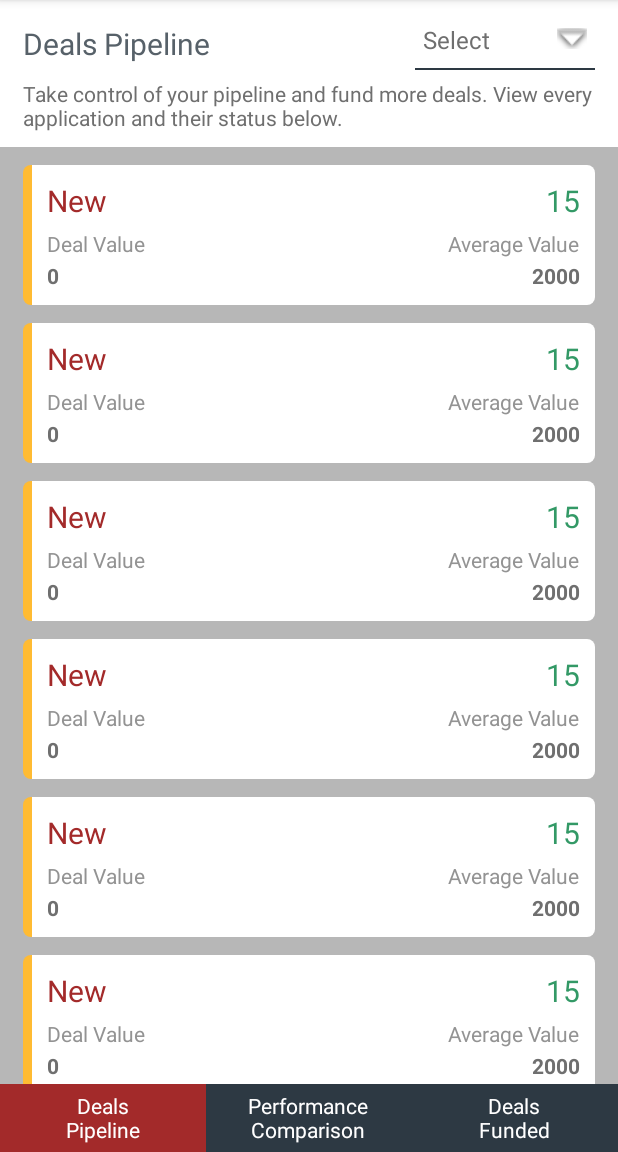
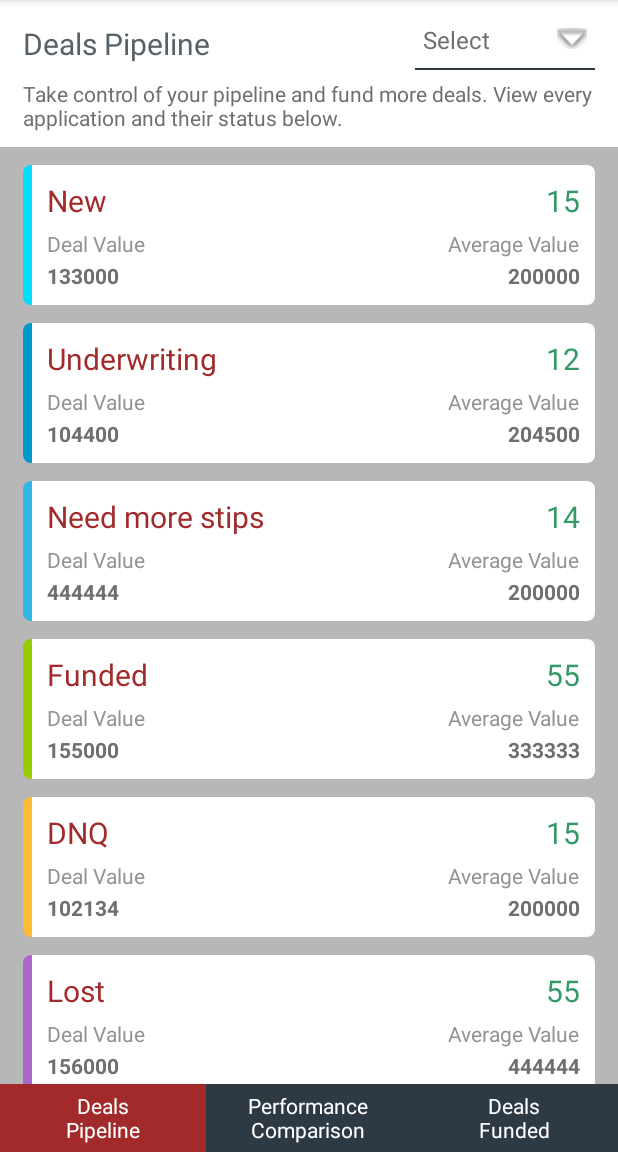
Before and after one commit to ManjuAccion/MCAProtect_Android, an Android app: the screen it shows after launch (DashboardActivity), on a phone screen of 412 x 824 dp, the part 84-1236 px from its top. Run offline under Robolectric (Android 15) with nearby library versions, the phone set to English and light mode, and no system bars.

Commit message:
implemented pipeline ui item and made left strip color dynamic

```diff
--- a/app/src/main/AndroidManifest.xml
+++ b/app/src/main/AndroidManifest.xml
@@ -36,7 +36,7 @@
             android:screenOrientation="portrait" />
 
         <activity
-            android:name=".activities.AboutusTcPrivacyActivity"
+            android:name=".activities.AboutusTcPrivacyWebviewActivity"
             android:screenOrientation="portrait" />
     </application>
 
--- a/app/src/main/java/org/mcaprotect/broker/adapters/DealPipelineAdapter.java
+++ b/app/src/main/java/org/mcaprotect/broker/adapters/DealPipelineAdapter.java
@@ -11,6 +11,7 @@ import android.widget.TextView;
 
 import org.mcaprotect.broker.R;
 import org.mcaprotect.broker.network.response.model.ApplicationState;
+import org.mcaprotect.broker.utils.Utils;
 
 import java.util.ArrayList;
 
@@ -49,6 +50,31 @@ public class DealPipelineAdapter extends RecyclerView.Adapter<DealPipelineAdapte
         holder.averageValueTextView.setText(""+mPipelineApplicationList.get(position).average);
 
 
+        switch (position % 7 ){
+            case 0:
+                holder.leftStripView.setBackground(mContext.getResources().getDrawable(R.drawable.left_strip_blue_bright));
+                break;
+            case 1:
+                holder.leftStripView.setBackground(mContext.getResources().getDrawable(R.drawable.left_strip_blue_dark));
+                break;
+            case 2:
+                holder.leftStripView.setBackground(mContext.getResources().getDrawable(R.drawable.left_strip_blue_light));
+                break;
+            case 3:
+                holder.leftStripView.setBackground(mContext.getResources().getDrawable(R.drawable.left_strip_green_light));
+                break;
+            case 4:
+                holder.leftStripView.setBackground(mContext.getResources().getDrawable(R.drawable.left_strip_orange_light));
+                break;
+            case 5:
+                holder.leftStripView.setBackground(mContext.getResources().getDrawable(R.drawable.left_strip_purple));
+                break;
+            case 6:
+                holder.leftStripView.setBackground(mContext.getResources().getDrawable(R.drawable.left_strip_red_light));
+                break;
+        }
+
+
     }
 
     @Override
--- a/app/src/main/java/org/mcaprotect/broker/fragments/DealPipelineFragment.java
+++ b/app/src/main/java/org/mcaprotect/broker/fragments/DealPipelineFragment.java
@@ -67,20 +67,15 @@ public class DealPipelineFragment extends Fragment {
         mDealPipelineRecyclerView = (RecyclerView)view.findViewById(R.id.deal_pipeline_recyclerview);
         mSpinnerRelativeLayout = (RelativeLayout)view.findViewById(R.id.spinnerRelativeLayout);
 
-
-
-
-
-        for (int i = 0;i<10;i++){
-            ApplicationState objApplicationState = new ApplicationState();
-            objApplicationState.application_count = 15;
-            objApplicationState.application_state_id= i+1;
-            objApplicationState.application_state_name  = "New";
-            objApplicationState.average = 2000;
-            objApplicationState.deals_funded = 8;
-
-            mPipelineApplicationList.add(objApplicationState);
-        }
+        mPipelineApplicationList.add(new ApplicationState(1,15,133000,200000,300000,"New"));
+        mPipelineApplicationList.add(new ApplicationState(1,12,104400,204500,300000,"Underwriting"));
+        mPipelineApplicationList.add(new ApplicationState(1,14,444444,200000,300000,"Need more stips"));
+        mPipelineApplicationList.add(new ApplicationState(1,55,155000,333333,300000,"Funded"));
+        mPipelineApplicationList.add(new ApplicationState(1,15,102134,200000,444444,"DNQ"));
+        mPipelineApplicationList.add(new ApplicationState(1,55,156000,444444,300000,"Lost"));
+        mPipelineApplicationList.add(new ApplicationState(1,35,106400,200000,222222,"Renewal"));
+        mPipelineApplicationList.add(new ApplicationState(1,25,100210,200000,111111,"Demo"));
+        mPipelineApplicationList.add(new ApplicationState(1,35,100340,200000,333333,"Test"));
 
         mDealPipelineAdapter = new DealPipelineAdapter(getActivity(), mPipelineApplicationList,onClickListener);
         RecyclerView.LayoutManager mLayoutManager = new LinearLayoutManager(getActivity());
--- a/app/src/main/java/org/mcaprotect/broker/network/response/model/ApplicationState.java
+++ b/app/src/main/java/org/mcaprotect/broker/network/response/model/ApplicationState.java
@@ -22,7 +22,23 @@ public class ApplicationState {
             deals_funded;
     public String application_state_name;
 
+    public ApplicationState(int application_state_id,
+                            int application_count,
+                            int sum,
+                            int average,
+                            int deals_funded,
+                            String application_state_name) {
 
+
+        this.application_state_id = application_state_id;
+        this.application_count = application_count;
+        this.sum = sum;
+        this.average = average;
+        this.deals_funded = deals_funded;
+        this.application_state_name = application_state_name;
 
 
     }
+
+
+}
--- /dev/null
+++ b/app/src/main/res/drawable/left_strip_blue_bright.xml
@@ -0,0 +1,33 @@
+<?xml version="1.0" encoding="utf-8"?>
+<shape
+    xmlns:android="http://schemas.android.com/apk/res/android"
+    android:shape="rectangle">
+
+    <!-- view background color -->
+    <solid
+        android:color="@color/strip_color_blue_bright" >
+    </solid>
+
+    <!-- view border color and width -->
+    <!--   <stroke
+           android:width="3dp"
+           android:color="#1c1b20" >
+       </stroke>-->
+
+    <!-- If you want to add some padding -->
+    <!--   <padding
+           android:left="4dp"
+           android:top="4dp"
+           android:right="4dp"
+           android:bottom="4dp"    >
+       </padding>-->
+
+    <!-- Here is the corner radius -->
+    <corners
+        android:topRightRadius="@dimen/left_strip_top_right_radius"
+        android:bottomRightRadius="@dimen/left_strip_bottom_right_radius"
+        android:topLeftRadius="@dimen/left_strip_top_left_radius"
+        android:bottomLeftRadius="@dimen/left_strip_bottom_left_radius">
+    </corners>
+
+</shape>
--- /dev/null
+++ b/app/src/main/res/drawable/left_strip_blue_dark.xml
@@ -0,0 +1,33 @@
+<?xml version="1.0" encoding="utf-8"?>
+<shape
+    xmlns:android="http://schemas.android.com/apk/res/android"
+    android:shape="rectangle">
+
+    <!-- view background color -->
+    <solid
+        android:color="@color/strip_color_blue_dark" >
+    </solid>
+
+    <!-- view border color and width -->
+    <!--   <stroke
+           android:width="3dp"
+           android:color="#1c1b20" >
+       </stroke>-->
+
+    <!-- If you want to add some padding -->
+    <!--   <padding
+           android:left="4dp"
+           android:top="4dp"
+           android:right="4dp"
+           android:bottom="4dp"    >
+       </padding>-->
+
+    <!-- Here is the corner radius -->
+    <corners
+        android:topRightRadius="@dimen/left_strip_top_right_radius"
+        android:bottomRightRadius="@dimen/left_strip_bottom_right_radius"
+        android:topLeftRadius="@dimen/left_strip_top_left_radius"
+        android:bottomLeftRadius="@dimen/left_strip_bottom_left_radius">
+    </corners>
+
+</shape>
--- /dev/null
+++ b/app/src/main/res/drawable/left_strip_blue_light.xml
@@ -0,0 +1,33 @@
+<?xml version="1.0" encoding="utf-8"?>
+<shape
+    xmlns:android="http://schemas.android.com/apk/res/android"
+    android:shape="rectangle">
+
+    <!-- view background color -->
+    <solid
+        android:color="@color/strip_color_blue_light" >
+    </solid>
+
+    <!-- view border color and width -->
+    <!--   <stroke
+           android:width="3dp"
+           android:color="#1c1b20" >
+       </stroke>-->
+
+    <!-- If you want to add some padding -->
+    <!--   <padding
+           android:left="4dp"
+           android:top="4dp"
+           android:right="4dp"
+           android:bottom="4dp"    >
+       </padding>-->
+
+    <!-- Here is the corner radius -->
+    <corners
+        android:topRightRadius="@dimen/left_strip_top_right_radius"
+        android:bottomRightRadius="@dimen/left_strip_bottom_right_radius"
+        android:topLeftRadius="@dimen/left_strip_top_left_radius"
+        android:bottomLeftRadius="@dimen/left_strip_bottom_left_radius">
+    </corners>
+
+</shape>
--- /dev/null
+++ b/app/src/main/res/drawable/left_strip_green_light.xml
@@ -0,0 +1,33 @@
+<?xml version="1.0" encoding="utf-8"?>
+<shape
+    xmlns:android="http://schemas.android.com/apk/res/android"
+    android:shape="rectangle">
+
+    <!-- view background color -->
+    <solid
+        android:color="@color/strip_color_light_green" >
+    </solid>
+
+    <!-- view border color and width -->
+    <!--   <stroke
+           android:width="3dp"
+           android:color="#1c1b20" >
+       </stroke>-->
+
+    <!-- If you want to add some padding -->
+    <!--   <padding
+           android:left="4dp"
+           android:top="4dp"
+           android:right="4dp"
+           android:bottom="4dp"    >
+       </padding>-->
+
+    <!-- Here is the corner radius -->
+    <corners
+        android:topRightRadius="@dimen/left_strip_top_right_radius"
+        android:bottomRightRadius="@dimen/left_strip_bottom_right_radius"
+        android:topLeftRadius="@dimen/left_strip_top_left_radius"
+        android:bottomLeftRadius="@dimen/left_strip_bottom_left_radius">
+    </corners>
+
+</shape>
--- /dev/null
+++ b/app/src/main/res/drawable/left_strip_orange_light.xml
@@ -0,0 +1,33 @@
+<?xml version="1.0" encoding="utf-8"?>
+<shape
+    xmlns:android="http://schemas.android.com/apk/res/android"
+    android:shape="rectangle">
+
+    <!-- view background color -->
+    <solid
+        android:color="@color/strip_color_orange" >
+    </solid>
+
+    <!-- view border color and width -->
+    <!--   <stroke
+           android:width="3dp"
+           android:color="#1c1b20" >
+       </stroke>-->
+
+    <!-- If you want to add some padding -->
+    <!--   <padding
+           android:left="4dp"
+           android:top="4dp"
+           android:right="4dp"
+           android:bottom="4dp"    >
+       </padding>-->
+
+    <!-- Here is the corner radius -->
+    <corners
+        android:topRightRadius="@dimen/left_strip_top_right_radius"
+        android:bottomRightRadius="@dimen/left_strip_bottom_right_radius"
+        android:topLeftRadius="@dimen/left_strip_top_left_radius"
+        android:bottomLeftRadius="@dimen/left_strip_bottom_left_radius">
+    </corners>
+
+</shape>
--- a/app/src/main/res/drawable/left_strip_with_orange.xml
+++ b/app/src/main/res/drawable/left_strip_purple.xml
@@ -5,7 +5,7 @@
 
     <!-- view background color -->
     <solid
-        android:color="@color/strip_color_orange" >
+        android:color="@color/strip_color_purple" >
     </solid>
 
     <!-- view border color and width -->
@@ -24,10 +24,10 @@
 
     <!-- Here is the corner radius -->
     <corners
-        android:topRightRadius="0dp"
-        android:bottomRightRadius="0dp"
-        android:topLeftRadius="5dp"
-        android:bottomLeftRadius="5dp">
+        android:topRightRadius="@dimen/left_strip_top_right_radius"
+        android:bottomRightRadius="@dimen/left_strip_bottom_right_radius"
+        android:topLeftRadius="@dimen/left_strip_top_left_radius"
+        android:bottomLeftRadius="@dimen/left_strip_bottom_left_radius">
     </corners>
 
 </shape>
--- /dev/null
+++ b/app/src/main/res/drawable/left_strip_red_light.xml
@@ -0,0 +1,33 @@
+<?xml version="1.0" encoding="utf-8"?>
+<shape
+    xmlns:android="http://schemas.android.com/apk/res/android"
+    android:shape="rectangle">
+
+    <!-- view background color -->
+    <solid
+        android:color="@color/strip_color_red_light" >
+    </solid>
+
+    <!-- view border color and width -->
+    <!--   <stroke
+           android:width="3dp"
+           android:color="#1c1b20" >
+       </stroke>-->
+
+    <!-- If you want to add some padding -->
+    <!--   <padding
+           android:left="4dp"
+           android:top="4dp"
+           android:right="4dp"
+           android:bottom="4dp"    >
+       </padding>-->
+
+    <!-- Here is the corner radius -->
+    <corners
+        android:topRightRadius="@dimen/left_strip_top_right_radius"
+        android:bottomRightRadius="@dimen/left_strip_bottom_right_radius"
+        android:topLeftRadius="@dimen/left_strip_top_left_radius"
+        android:bottomLeftRadius="@dimen/left_strip_bottom_left_radius">
+    </corners>
+
+</shape>
--- a/app/src/main/res/layout/adapter_pipeline_item.xml
+++ b/app/src/main/res/layout/adapter_pipeline_item.xml
@@ -3,10 +3,10 @@
     android:id="@+id/parentLinearLayout"
     android:layout_width="match_parent"
     android:layout_height="wrap_content"
-    android:layout_marginTop="12dp"
+    android:layout_marginTop="0dp"
     android:layout_marginLeft="15dp"
     android:layout_marginRight="15dp"
-    android:layout_marginBottom="0dp"
+    android:layout_marginBottom="12dp"
     android:orientation="horizontal">
 
 
@@ -15,7 +15,7 @@
         android:layout_width="6dp"
         android:layout_height="match_parent"
         android:layout_alignParentLeft="true"
-        android:background="@drawable/left_strip_with_orange" />
+        android:background="@drawable/left_strip_orange_light" />
 
     <LinearLayout
         android:layout_width="match_parent"
--- a/app/src/main/res/layout/app_bar_dashboard.xml
+++ b/app/src/main/res/layout/app_bar_dashboard.xml
@@ -21,10 +21,12 @@
 
     </android.support.design.widget.AppBarLayout>
 
-    <include layout="@layout/fragment_container" />
+    <include layout="@layout/fragment_container"
+        />
 
 
     <LinearLayout
+        android:id="@+id/bottom_nav_linearlayout"
         android:layout_width="match_parent"
         android:layout_height="@dimen/bottom_nav_height"
         android:layout_gravity="bottom"
--- a/app/src/main/res/layout/fragment_deal_pipeline.xml
+++ b/app/src/main/res/layout/fragment_deal_pipeline.xml
@@ -2,6 +2,7 @@
     xmlns:tools="http://schemas.android.com/tools"
     android:layout_width="match_parent"
     android:layout_height="match_parent"
+    android:layout_marginBottom="@dimen/bottom_nav_height"
     android:background="@color/white_color"
     tools:context="org.mcaprotect.broker.fragments.DealPipelineFragment">
 
@@ -10,8 +11,8 @@
         android:id="@+id/screen_title_textview"
         android:layout_width="wrap_content"
         android:layout_height="wrap_content"
+        android:layout_marginLeft="15dp"
         android:layout_marginTop="15dp"
-        android:layout_marginLeft="15dp"
         android:text="@string/title_deals_pipeline"
         android:textColor="@color/app_blue_80_percent"
         android:textSize="@dimen/heading_2_size" />
@@ -25,14 +26,14 @@
         android:layout_margin="15dp">
 
         <TextView
+            android:id="@+id/time_selector_textview"
             android:layout_width="wrap_content"
             android:layout_height="wrap_content"
             android:layout_alignParentLeft="true"
-            android:textSize="@dimen/text_1_size"
+            android:layout_marginLeft="5dp"
             android:text="@string/select"
-            android:layout_marginLeft="5dp"
-            android:id="@+id/time_selector_textview"
-            android:textColor="@color/app_gray_80_percent" />
+            android:textColor="@color/app_gray_80_percent"
+            android:textSize="@dimen/text_1_size" />
 
         <ImageView
             android:id="@+id/time_selector_imageview"
@@ -47,8 +48,8 @@
             android:layout_width="match_parent"
             android:layout_height="1dp"
             android:layout_below="@id/time_selector_textview"
-            android:background="@color/app_blue"
-            android:layout_marginTop="8dp"/>
+            android:layout_marginTop="8dp"
+            android:background="@color/app_blue" />
 
     </RelativeLayout>
 
@@ -57,19 +58,27 @@
         android:layout_width="match_parent"
         android:layout_height="wrap_content"
         android:layout_below="@+id/screen_title_textview"
+        android:layout_marginBottom="10dp"
         android:layout_marginLeft="15dp"
         android:layout_marginRight="15dp"
         android:layout_marginTop="10dp"
-        android:layout_marginBottom="10dp"
         android:text="@string/deal_pipeline_instruction"
         android:textColor="@color/app_gray_80_percent" />
 
-    <android.support.v7.widget.RecyclerView
-        android:id="@+id/deal_pipeline_recyclerview"
+    <LinearLayout
         android:layout_width="match_parent"
         android:layout_height="match_parent"
-        android:layout_below="@+id/instruction_textview"
-        android:background="@color/app_gray_40_percent" />
+        android:layout_below="@id/instruction_textview"
+        android:background="@color/app_gray_40_percent"
+        >
+
+
+        <android.support.v7.widget.RecyclerView
+            android:id="@+id/deal_pipeline_recyclerview"
+            android:layout_width="match_parent"
+            android:layout_height="match_parent"
+            android:layout_marginTop="12dp"/>
+    </LinearLayout>
 
 
 </RelativeLayout>
--- a/app/src/main/res/values/dimens.xml
+++ b/app/src/main/res/values/dimens.xml
@@ -46,4 +46,10 @@
     <dimen name="footer_size">12sp</dimen>
 
 
+    <dimen name="left_strip_top_right_radius">0dp</dimen>
+    <dimen name="left_strip_bottom_right_radius">0dp</dimen>
+    <dimen name="left_strip_top_left_radius">5dp</dimen>
+    <dimen name="left_strip_bottom_left_radius">5dp</dimen>
+
+
 </resources>
```
Also changed, not shown: app/src/main/java/org/mcaprotect/broker/utils/Utils.java (+9 -0 lines). Lines whose indentation alone changed are shown as unchanged.
